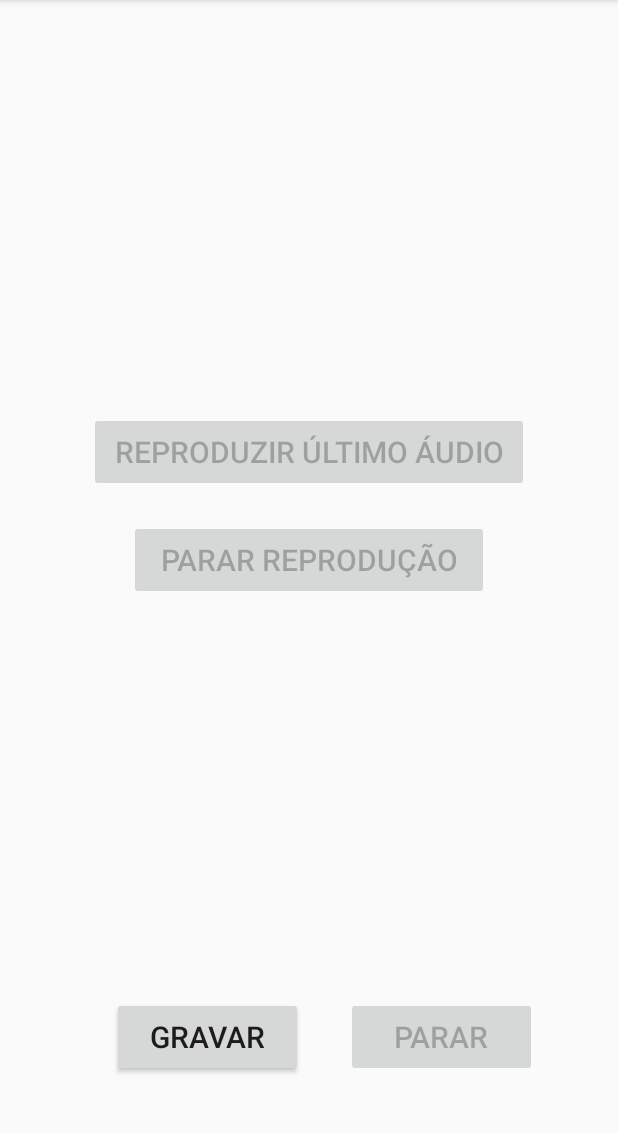
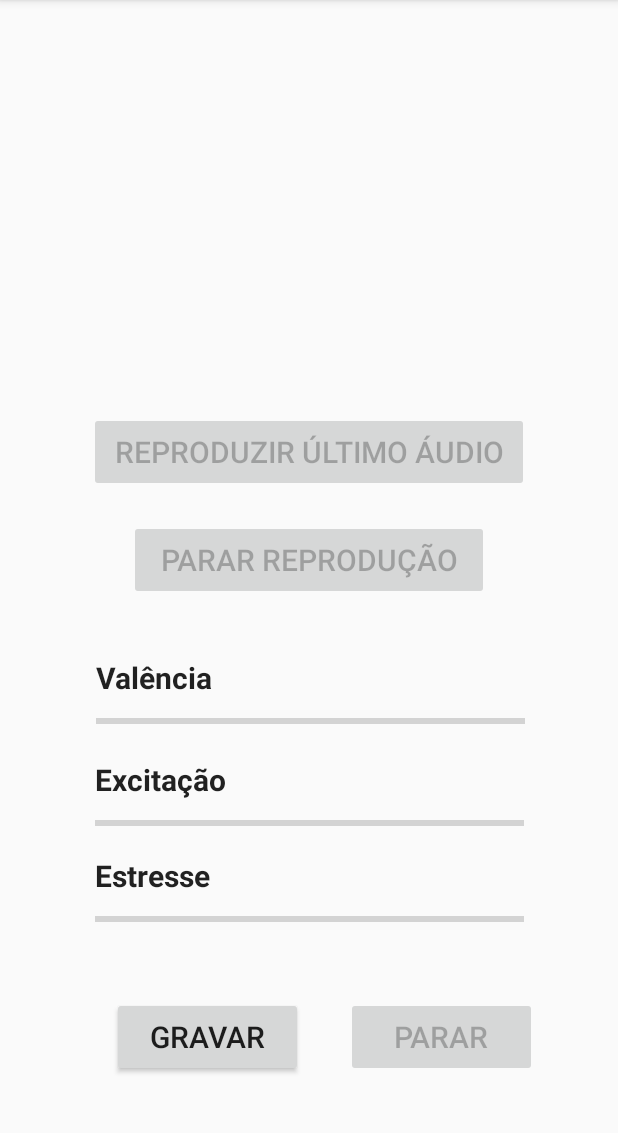
Before and after one commit to IgorG94/cargoaffect, an Android app: the screen it shows after launch (MainActivity), on a phone screen of 412 x 824 dp, the part 84-1217 px from its top. Run offline under Robolectric (Android 15) with nearby library versions, the phone set to English and light mode, and no system bars.

Commit message:
minor updates on app and main api file

```diff
--- a/CargoAffectAndroid/app/src/main/java/com/igorgoldstein/cargoaffect/MainActivity.java
+++ b/CargoAffectAndroid/app/src/main/java/com/igorgoldstein/cargoaffect/MainActivity.java
@@ -11,10 +11,16 @@ import android.support.v7.app.AppCompatActivity;
 import android.util.Log;
 import android.view.View;
 import android.widget.Button;
+import android.widget.ProgressBar;
 import android.widget.Toast;
+
+import com.google.gson.Gson;
+import com.google.gson.reflect.TypeToken;
 
 import java.io.File;
 import java.io.IOException;
+import java.util.HashMap;
+import java.util.Map;
 import java.util.Random;
 
 import okhttp3.MediaType;
@@ -35,6 +41,7 @@ import static android.Manifest.permission.WRITE_EXTERNAL_STORAGE;
 
 public class MainActivity extends AppCompatActivity {
     Button buttonRecord, buttonStop, buttonPlayLastAudio, buttonStopPlaying;
+    ProgressBar valenceBar, arousalBar, stressBar;
     MediaRecorder mediaRecorder;
     MediaPlayer mediaPlayer;
     String SavePathDevice = null;
@@ -42,7 +49,7 @@ public class MainActivity extends AppCompatActivity {
     String RandomFileName = "ABCDE";
     public static final int RequestPermissionCode = 1;
 
-    private static final String BASE_URL = "http://10.90.69.35:5000/";
+    private static final String BASE_URL = "http://10.90.64.126:5000/";
     private static Retrofit.Builder builder = new Retrofit.Builder().baseUrl(BASE_URL)
             .addConverterFactory(GsonConverterFactory.create());
     private static Retrofit retrofit = builder.build();
@@ -60,6 +67,10 @@ public class MainActivity extends AppCompatActivity {
         buttonStop = (Button) findViewById(R.id.stop);
         buttonPlayLastAudio = (Button) findViewById(R.id.playlast);
         buttonStopPlaying = (Button) findViewById(R.id.stopplay);
+
+        valenceBar = (ProgressBar) findViewById(R.id.valence);
+        arousalBar = (ProgressBar) findViewById(R.id.arousal);
+        stressBar = (ProgressBar) findViewById(R.id.stress);
 
         buttonStop.setEnabled(false);
         buttonPlayLastAudio.setEnabled(false);
@@ -177,11 +188,6 @@ public class MainActivity extends AppCompatActivity {
         );
     }
 
-    public class ServiceGenerator {
-
-
-    }
-
     private void uploadFile(String savePathDevice) {
         // create upload service client
         FileUploadService service = createService(FileUploadService.class);
@@ -209,8 +215,23 @@ public class MainActivity extends AppCompatActivity {
             @Override
             public void onResponse(Call<ResponseBody> call,
                                    Response<ResponseBody> response) {
-                Log.v("RETROFIT", response.code()+"");
-                Log.v("RETROFIT", response.message());
+                try {
+                    String s = response.body().string();
+                    HashMap<String,Double> map = new Gson().fromJson(s, new TypeToken<HashMap<String, Double>>(){}.getType());
+                    //Log.v("RETROFIT0", String.valueOf(map.get("arousal")));
+                    Log.v("RETROFIT0", String.valueOf((int) (1000 * (map.get("stress")))));
+                    if (map.get("valence") > 0) {
+                        valenceBar.setProgress((int) (1000 * (map.get("valence"))));
+                    }
+                    if (map.get("arousal") > 0) {
+                        arousalBar.setProgress((int) (1000 * (map.get("arousal"))));
+                    }
+                    if (map.get("stress") > 0) {
+                        stressBar.setProgress((int) (1000 * (map.get("stress"))));
+                    }
+                } catch (IOException e) {
+                    e.printStackTrace();
+                }
             }
 
             @Override
--- a/CargoAffectAndroid/app/src/main/res/layout/activity_main.xml
+++ b/CargoAffectAndroid/app/src/main/res/layout/activity_main.xml
@@ -55,4 +55,83 @@
         app:layout_constraintBottom_toBottomOf="parent"
         app:layout_constraintEnd_toEndOf="parent"
         app:layout_constraintStart_toStartOf="parent" />
+
+    <ProgressBar
+        android:id="@+id/valence"
+        style="?android:attr/progressBarStyleHorizontal"
+        android:layout_width="286dp"
+        android:layout_height="34dp"
+        android:layout_marginStart="8dp"
+        android:layout_marginTop="64dp"
+        android:layout_marginEnd="6dp"
+        android:indeterminate="false"
+        android:max="10000"
+        android:progressTint="@android:color/holo_blue_light"
+        app:layout_constraintEnd_toEndOf="parent"
+        app:layout_constraintStart_toStartOf="parent"
+        app:layout_constraintTop_toBottomOf="@+id/stopplay" />
+
+    <ProgressBar
+        android:id="@+id/arousal"
+        style="?android:attr/progressBarStyleHorizontal"
+        android:layout_width="286dp"
+        android:layout_height="34dp"
+        android:layout_marginStart="8dp"
+        android:layout_marginTop="132dp"
+        android:layout_marginEnd="8dp"
+        android:indeterminate="false"
+        android:max="10000"
+        android:progressTint="@android:color/holo_orange_dark"
+        app:layout_constraintEnd_toEndOf="parent"
+        app:layout_constraintStart_toStartOf="parent"
+        app:layout_constraintTop_toBottomOf="@+id/stopplay" />
+
+    <ProgressBar
+        android:id="@+id/stress"
+        style="?android:attr/progressBarStyleHorizontal"
+        android:layout_width="286dp"
+        android:layout_height="34dp"
+        android:layout_marginStart="8dp"
+        android:layout_marginTop="196dp"
+        android:layout_marginEnd="8dp"
+        android:indeterminate="false"
+        android:max="10000"
+        android:progressTint="@android:color/holo_red_dark"
+        app:layout_constraintEnd_toEndOf="parent"
+        app:layout_constraintStart_toStartOf="parent"
+        app:layout_constraintTop_toBottomOf="@+id/stopplay" />
+
+    <TextView
+        android:id="@+id/textView"
+        android:layout_width="147dp"
+        android:layout_height="26dp"
+        android:text="Valência"
+        android:textAppearance="@style/TextAppearance.AppCompat.Body1"
+        android:textSize="20sp"
+        android:textStyle="bold"
+        app:layout_constraintBottom_toTopOf="@+id/valence"
+        app:layout_constraintStart_toStartOf="@+id/valence" />
+
+    <TextView
+        android:id="@+id/textView3"
+        android:layout_width="147dp"
+        android:layout_height="26dp"
+        android:text="Estresse"
+        android:textAppearance="@style/TextAppearance.AppCompat.Body1"
+        android:textSize="20sp"
+        android:textStyle="bold"
+        app:layout_constraintBottom_toTopOf="@+id/stress"
+        app:layout_constraintStart_toStartOf="@+id/stress" />
+
+    <TextView
+        android:id="@+id/textView2"
+        android:layout_width="147dp"
+        android:layout_height="26dp"
+        android:text="Excitação"
+        android:textAppearance="@style/TextAppearance.AppCompat.Body1"
+        android:textSize="20sp"
+        android:textStyle="bold"
+        app:layout_constraintBottom_toTopOf="@+id/arousal"
+        app:layout_constraintStart_toStartOf="@+id/arousal" />
+
 </android.support.constraint.ConstraintLayout>
```
Also changed, not shown: 1 other file.
